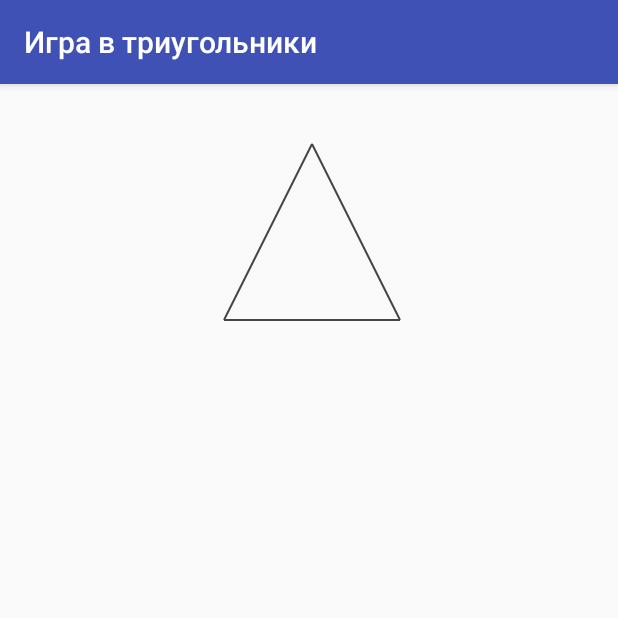
After one commit to viamarvin/cp481, an Android app: the TriangleActivity screen opened directly, with no data from a screen before it, on a phone screen of 412 x 824 dp, the top half of it. The commit adds this screen. Run offline under Robolectric (Android 15) with nearby library versions, the phone set to English and light mode, and no system bars; pictures from the network do not load.

Commit message:
Added triangle game

```diff
--- a/app/src/main/AndroidManifest.xml
+++ b/app/src/main/AndroidManifest.xml
@@ -24,6 +24,10 @@
             android:name=".MyPreferenceActivity"
             android:label="@string/settings_title">
         </activity>
+        <activity
+            android:name=".TriangleActivity"
+            android:label="@string/game">
+        </activity>
     </application>
 
 </manifest>
--- a/app/src/main/java/me/podrezov/cp481/MainActivity.java
+++ b/app/src/main/java/me/podrezov/cp481/MainActivity.java
@@ -23,4 +23,10 @@ public class MainActivity extends AppCompatActivity {
         Intent intObj = new Intent(this, MyPreferenceActivity.class);
         startActivity(intObj);
     }
+
+    public void showGamePage(View v)
+    {
+        Intent intObj = new Intent(this, TriangleActivity.class);
+        startActivity(intObj);
+    }
 }
--- /dev/null
+++ b/app/src/main/java/me/podrezov/cp481/Triangle.java
@@ -0,0 +1,82 @@
+package me.podrezov.cp481;
+
+import android.graphics.Canvas;
+import android.graphics.Color;
+import android.graphics.Paint;
+import android.graphics.Path;
+
+public class Triangle {
+    int size;
+    float curX, curY;
+    int sk1, sk2;
+    float maxY;
+    Path path;
+    Paint pBackCol, pGray;
+
+    public Triangle(int size, float curX, float curY, int color, int sk1, int sk2) {
+        this.size = size;
+        this.curX = curX;
+        this.curY = curY;
+        maxY = curY - size;
+        this.sk1 = sk1;
+        this.sk2 = sk2;
+
+        path = new Path();
+        this.pBackCol = new Paint();
+        this.pBackCol.setColor(color);
+
+        pGray = new Paint();
+        pGray.setColor(Color.DKGRAY);
+        pGray.setStrokeWidth(2);
+    }
+
+    public Boolean moveTriangle(TriangleLayer layer) {
+        if (maxY < 0) {
+            maxY = layer.yt + 1;
+        }
+
+        Boolean playSound = false;
+        curX += sk1;
+        curY += sk2;
+
+        if (layer.yb - maxY <= 2 * size) {
+            sk2 = 0;
+        } else {
+            if (curX + size > layer.xr) {
+                sk1 = -sk1;
+                curX = layer.xr - size;
+            } else if (curX - size < layer.xl) {
+                sk1 = -sk1;
+                curX = layer.xl + size;
+            }
+
+            if (curY + size > layer.yb) {
+                sk2 = -sk2;
+                sk2 = sk2 + 2;
+                curY = layer.yb - size;
+                maxY = maxY + 2 * size;
+                playSound = true;
+            } else if (curY - size < maxY) {
+                sk2 = -sk2;
+                sk2 = sk2 + 5;
+            }
+        }
+
+        return playSound;
+    }
+
+    public void draw(Canvas canvas) {
+        if (sk2 != 0) {
+            path = new Path();
+            path.moveTo(curX, curY - size);
+            path.lineTo(curX + size, curY + size);
+            path.lineTo(curX - size, curY + size);
+            path.close();
+
+            canvas.drawPath(path, pBackCol);
+            canvas.drawLine(curX, curY - size, curX + size, curY + size, pGray);
+            canvas.drawLine(curX + size, curY + size, curX - size, curY + size, pGray);
+            canvas.drawLine(curX - size, curY + size, curX, curY - size , pGray);
+        }
+    }
+}
--- /dev/null
+++ b/app/src/main/java/me/podrezov/cp481/TriangleActivity.java
@@ -0,0 +1,42 @@
+package me.podrezov.cp481;
+
+import java.io.IOException;
+import android.media.AudioManager;
+import android.media.SoundPool;
+import android.os.Bundle;
+import android.app.Activity;
+import android.support.v7.app.AppCompatActivity;
+import android.content.res.AssetFileDescriptor;
+import android.content.res.AssetManager;
+import android.view.View;
+import android.widget.Toast;
+
+public class TriangleActivity extends AppCompatActivity {
+    View view;
+    SoundPool soundPool;
+    AssetManager assetManager;
+    int soundOgg;
+
+    @Override
+    protected void onCreate(Bundle savedInstanceState) {
+        soundPool = new SoundPool(5, AudioManager.STREAM_MUSIC,0);
+        assetManager = getAssets();
+        soundOgg = loadSound("sound.ogg");
+        super.onCreate(savedInstanceState);
+
+        view = new TriangleView(this, soundOgg, soundPool);
+        setContentView(view);
+    }
+
+    private int loadSound(String fileName) {
+        AssetFileDescriptor d = null;
+        try {
+            d = assetManager.openFd(fileName);
+        } catch (IOException e) {
+            Toast.makeText(this, R.string.sound_file_not_found,Toast.LENGTH_SHORT).show();
+            return -1;
+        }
+
+        return soundPool.load(d,1);
+    }
+}
--- /dev/null
+++ b/app/src/main/java/me/podrezov/cp481/TriangleLayer.java
@@ -0,0 +1,29 @@
+package me.podrezov.cp481;
+
+import android.graphics.Canvas;
+import android.graphics.Paint;
+import android.graphics.Rect;
+
+public class TriangleLayer {
+    int xl, xr, yt, yb;
+    private Paint p;
+    private Rect rect;
+
+    public TriangleLayer(int color) {
+        p = new Paint();
+        p.setColor(color);
+        rect = new Rect();
+    }
+
+    public void set(int x, int y, int width, int height) {
+        xl = x;
+        xr = x + width;
+        yt = y;
+        yb = y + height;
+        rect.set(xl, yt, xr, yb);
+    }
+
+    public void draw(Canvas canvas) {
+        canvas.drawRect(rect, p);
+    }
+}
--- /dev/null
+++ b/app/src/main/java/me/podrezov/cp481/TriangleView.java
@@ -0,0 +1,89 @@
+package me.podrezov.cp481;
+
+import java.util.ArrayList;
+import android.content.Context;
+import android.content.SharedPreferences;
+import android.graphics.Canvas;
+import android.graphics.Color;
+import android.media.SoundPool;
+import android.preference.PreferenceManager;
+import android.view.MotionEvent;
+import android.view.View;
+
+public class TriangleView extends View
+{
+    private ArrayList<Triangle> triangleObjs;
+    private TriangleLayer layer;
+    int sound;
+    SoundPool soundPool;
+
+    int objBackground, objColor;
+    int objSpeed = 20;
+
+    public TriangleView(Context context, int sound, SoundPool soundPool)
+    {
+        super(context);
+
+        int maxX = getResources().getDisplayMetrics().widthPixels;
+        SharedPreferences setting = PreferenceManager.getDefaultSharedPreferences(context);
+
+        objColor = setting.getInt("colorObject", 0);
+        objBackground = setting.getInt("colorBackground", 0);
+        objSpeed = setting.getInt("objectSpeed", 20);
+
+        this.sound = sound;
+        this.soundPool = soundPool;
+
+        triangleObjs = new ArrayList<Triangle>();
+        layer = new TriangleLayer(objBackground);
+
+        int size = (int) (maxX / 7);
+
+        triangleObjs.add(new Triangle(size, maxX / 2, size, objColor, 1, objSpeed));
+
+        this.setFocusable(true);
+        this.requestFocus();
+        this.setFocusableInTouchMode(true);
+    }
+
+    @Override
+    protected void onDraw(final Canvas canvas)
+    {
+        layer.draw(canvas);
+        for (final Triangle t : triangleObjs) {
+            t.draw(canvas);
+            if (t.moveTriangle(layer)) {
+                soundPool.play(sound, 1, 1, 1, 0, 1);
+            }
+        }
+
+        invalidate();
+    }
+
+    @Override
+    public void onSizeChanged(int w, int h, int oldW, int oldH)
+    {
+        layer.set(0, 0, w, h);
+    }
+
+    @Override
+    public boolean onTouchEvent(MotionEvent event)
+    {
+        int maxX = getResources().getDisplayMetrics().widthPixels;
+        int size = (int) (maxX / 7);
+        float ttx = event.getX();
+        float tty = event.getY();
+
+        if (tty < size) {
+            tty += size;
+        }
+
+        switch (event.getAction()) {
+            case MotionEvent.ACTION_DOWN:
+                triangleObjs.add(new Triangle(size, ttx, tty, objColor, 1, objSpeed));
+                break;
+        }
+
+        return true;
+    }
+}
--- a/app/src/main/res/layout/activity_main.xml
+++ b/app/src/main/res/layout/activity_main.xml
@@ -31,7 +31,8 @@
             android:id="@+id/button4"
             android:layout_width="match_parent"
             android:layout_height="wrap_content"
-            android:text="@string/task2" />
+            android:text="@string/task3"
+            android:onClick="showGamePage" />
     </LinearLayout>
 
     <LinearLayout
--- a/app/src/main/res/values/strings.xml
+++ b/app/src/main/res/values/strings.xml
@@ -10,6 +10,8 @@
     <string name="task1">Задание №1</string>
     <string name="task2">Задание №2</string>
     <string name="task3">Задание №3</string>
+    <string name="sound_file_not_found">Звуковой файл не найден</string>
+    <string name="game">Игра в триугольники</string>
     <color name="white_color">#000</color>
     <color name="gray_color">#aaa</color>
 </resources>
--- a/app/src/main/res/xml/settings.xml
+++ b/app/src/main/res/xml/settings.xml
@@ -3,7 +3,7 @@
     xmlns:android="http://schemas.android.com/apk/res/android"
     xmlns:attrs="http://schemas.android.com/apk/res/me.podrezov.cp481">
     <me.podrezov.cp481.SeekBarPreference
-        android:key="seekBarPreference"
+        android:key="objectSpeed"
         android:title="@string/speed"
         android:dialogTitle="@string/speed"
         android:summary="@string/speed_summary"
@@ -21,6 +21,6 @@
     <com.rarepebble.colorpicker.ColorPreference
         android:key="colorBackground"
         android:title="@string/color_background"
-        android:defaultValue="#f00"
+        android:defaultValue="#fff"
         />
 </PreferenceScreen>
```
Also changed, not shown: gradle.properties (deleted, +0 -25 lines).
